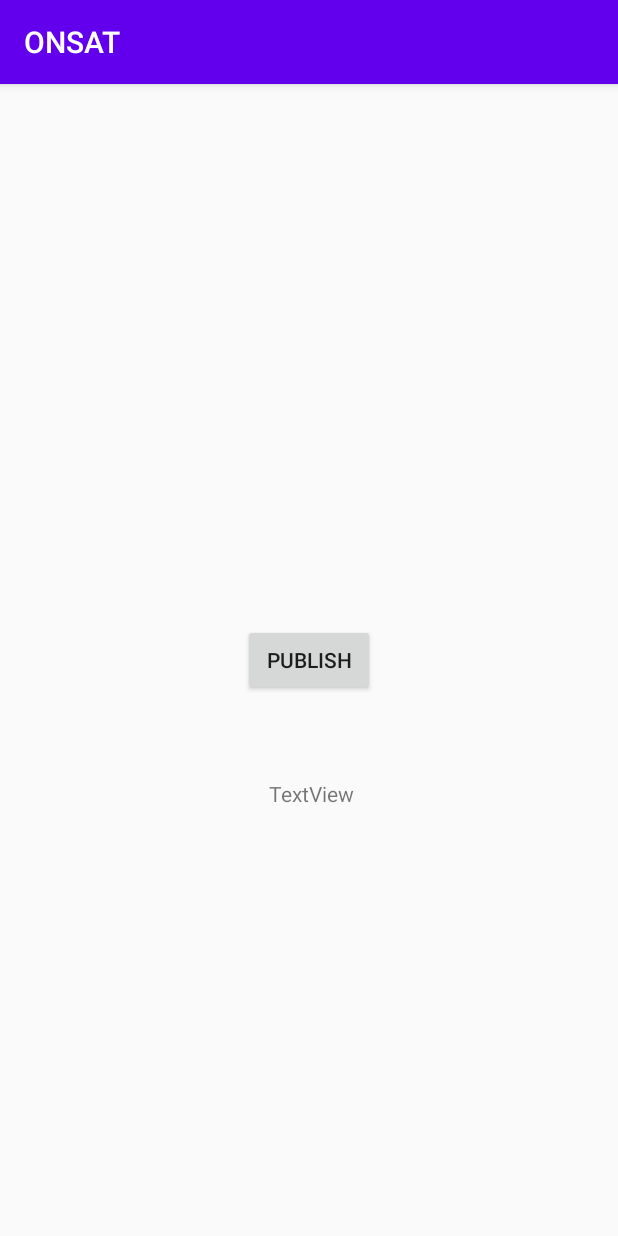
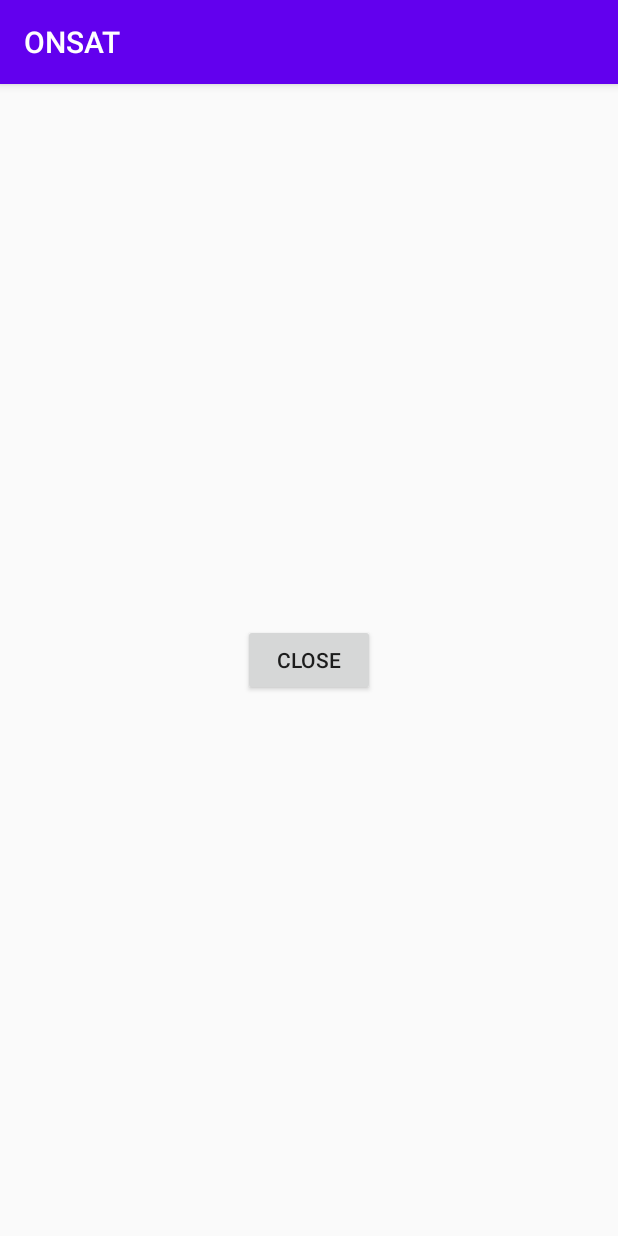
Before and after one commit to ONSdigital/android-asset-track, an Android app: the screen it shows after launch (MainActivity), on a phone screen of 412 x 824 dp. Run offline under Robolectric (Android 15) with nearby library versions, the phone set to English and light mode, and no system bars; our stand-ins replace Dagger/Hilt's generated code; libraries missing offline, so code that uses them is left out: androidx.hilt, androidx.hilt.work; 1 statement that could not run was skipped.

Commit message:
-added PublishWorker.kt class for preventing data loss -refactored existing classes

```diff
--- a/app/src/main/java/uk/gov/ons/census/cfod/at/AssetTrackApp.kt
+++ b/app/src/main/java/uk/gov/ons/census/cfod/at/AssetTrackApp.kt
@@ -1,11 +1,22 @@
 package uk.gov.ons.census.cfod.at
 
 import android.app.Application
+import androidx.hilt.work.HiltWorkerFactory
+import androidx.work.Configuration
 import dagger.hilt.android.HiltAndroidApp
+import javax.inject.Inject
 
 @HiltAndroidApp
-class AssetTrackApp : Application(){
-    companion object{
+class AssetTrackApp : Application(), Configuration.Provider {
+
+    @Inject
+    lateinit var workerFactory: HiltWorkerFactory
+
+    override fun getWorkManagerConfiguration() = Configuration.Builder()
+        .setWorkerFactory(workerFactory)
+        .build()
+
+    companion object {
         const val SHARED_PREF_FILE_NAME = "Preferences"
     }
 }
--- a/app/src/main/java/uk/gov/ons/census/cfod/at/MainActivity.kt
+++ b/app/src/main/java/uk/gov/ons/census/cfod/at/MainActivity.kt
@@ -1,6 +1,7 @@
 package uk.gov.ons.census.cfod.at
 
 import android.Manifest
+import android.app.Activity
 import android.content.SharedPreferences
 import android.content.pm.PackageManager
 import android.os.Bundle
@@ -9,7 +10,12 @@ import android.util.Log
 import android.widget.Toast
 import androidx.appcompat.app.AppCompatActivity
 import androidx.core.content.ContextCompat
+import androidx.work.Constraints
+import androidx.work.NetworkType
+import androidx.work.OneTimeWorkRequestBuilder
+import androidx.work.WorkManager
 import dagger.hilt.android.AndroidEntryPoint
+import kotlinx.android.synthetic.main.activity_main.*
 import uk.gov.ons.census.cfod.at.data.account.UserAccountApi
 import javax.inject.Inject
 
@@ -28,8 +34,18 @@ class MainActivity : AppCompatActivity() {
     override fun onCreate(savedInstanceState: Bundle?) {
         super.onCreate(savedInstanceState)
         setContentView(R.layout.activity_main)
+        requestPermissions()
+        close_button.setOnClickListener{
+            closeApp()
+        }
+    }
 
-        requestPermissions()
+    /**
+     * close the app and set result ok  for zero touch enrollment
+     */
+    private fun closeApp() {
+        setResult(Activity.RESULT_OK)
+        finish()
     }
 
     /**
@@ -49,6 +65,7 @@ class MainActivity : AppCompatActivity() {
             -> {
                 readPhoneNumber()
                 readOnsId()
+                enqueuePublishWorker()
             }
             else -> {
                 requestPermissions(
@@ -75,8 +92,8 @@ class MainActivity : AppCompatActivity() {
                 ) {
                     readPhoneNumber()
                     readOnsId()
+                    enqueuePublishWorker()
                 } else {
-
                     Toast.makeText(
                         this,
                         "You can't get phone number and user e-email by denying permissions",
@@ -114,6 +131,19 @@ class MainActivity : AppCompatActivity() {
         }
     }
 
+    /**
+     * we have to  publish our data within correct conditions , if there is  network ,etc...
+     */
+    private fun enqueuePublishWorker() {
+        val constraints = Constraints.Builder()
+            .setRequiredNetworkType(NetworkType.CONNECTED)
+            .build()
+        val request = OneTimeWorkRequestBuilder<PublishWorker>()
+            .setConstraints(constraints)
+            .build()
+        WorkManager.getInstance(applicationContext).enqueue(request)
+    }
+
     companion object {
         val TAG: String = MainActivity::class.java.simpleName
         const val PERMISSION_MULTIPLE_REQUEST_CODE = 123
--- a/app/src/main/java/uk/gov/ons/census/cfod/at/data/model/Phone.kt
+++ b/app/src/main/java/uk/gov/ons/census/cfod/at/data/model/Phone.kt
@@ -2,6 +2,5 @@ package uk.gov.ons.census.cfod.at.data.model
 
 data class Phone(
     val phoneNumber: String? = null,
-    val onsId: String? = null,
-    val assetId: String? = null
+    val onsId: String? = null
 )
--- a/app/src/main/java/uk/gov/ons/census/cfod/at/data/pubsub/PubSub.kt
+++ b/app/src/main/java/uk/gov/ons/census/cfod/at/data/pubsub/PubSub.kt
@@ -1,6 +1,6 @@
 package uk.gov.ons.census.cfod.at.data.pubsub
 
 interface PubSub {
-    fun subscribe(message: String)
-    fun publish(message: String)
+    fun publish(message: String): String?
+    fun shutDownPublisher()
 }
--- a/app/src/main/java/uk/gov/ons/census/cfod/at/di/PubSubModule.kt
+++ b/app/src/main/java/uk/gov/ons/census/cfod/at/di/PubSubModule.kt
@@ -18,7 +18,7 @@ object PubSubModule {
     @Provides
     @Singleton
     fun provideCredentials(@ApplicationContext context: Context): GoogleCredentials =
-        GoogleCredentials.fromStream(context.resources?.run { openRawResource(R.raw.mockcreds) })
+        GoogleCredentials.fromStream(context.resources?.run { openRawResource(R.raw.creds) })
 
     @Provides
     @Singleton
--- a/app/src/main/res/layout/activity_main.xml
+++ b/app/src/main/res/layout/activity_main.xml
@@ -8,22 +8,12 @@
     tools:context="uk.gov.ons.census.cfod.at.MainActivity">
 
     <Button
-        android:id="@+id/publish_button"
+        android:id="@+id/close_button"
         android:layout_width="wrap_content"
         android:layout_height="wrap_content"
-        android:text="Publish"
+        android:text="@string/close_text"
         app:layout_constraintBottom_toBottomOf="parent"
         app:layout_constraintEnd_toEndOf="parent"
         app:layout_constraintStart_toStartOf="parent"
         app:layout_constraintTop_toTopOf="parent" />
-
-    <TextView
-        android:id="@+id/phoneDetailTv"
-        android:layout_width="wrap_content"
-        android:layout_height="wrap_content"
-        android:layout_marginTop="55dp"
-        android:layout_marginEnd="14dp"
-        android:text="TextView"
-        app:layout_constraintEnd_toEndOf="@+id/publish_button"
-        app:layout_constraintTop_toBottomOf="@+id/publish_button" />
 </androidx.constraintlayout.widget.ConstraintLayout>
```
Also changed, not shown: app/build.gradle (+14 -0 lines), app/src/main/AndroidManifest.xml (+7 -3 lines), app/src/main/java/uk/gov/ons/census/cfod/at/PublishWorker.kt (added, +44 -0 lines), app/src/main/java/uk/gov/ons/census/cfod/at/data/pubsub/PubSubApi.kt (+15 -35 lines), app/src/main/res/values/strings.xml (+5 -2 lines).
